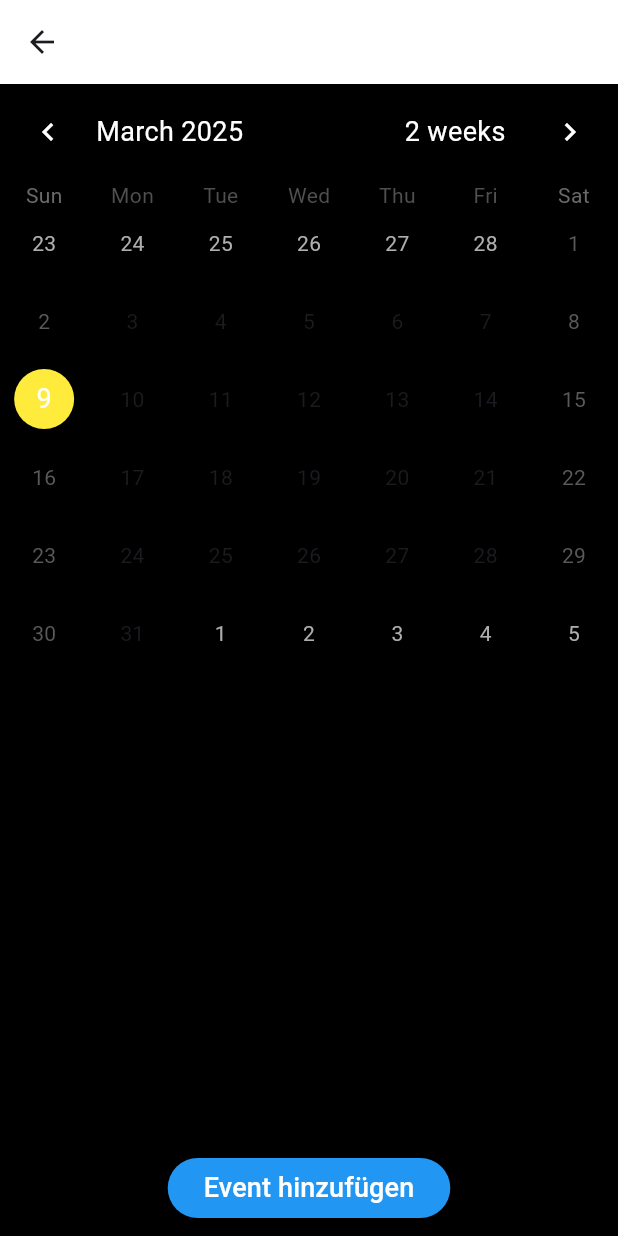
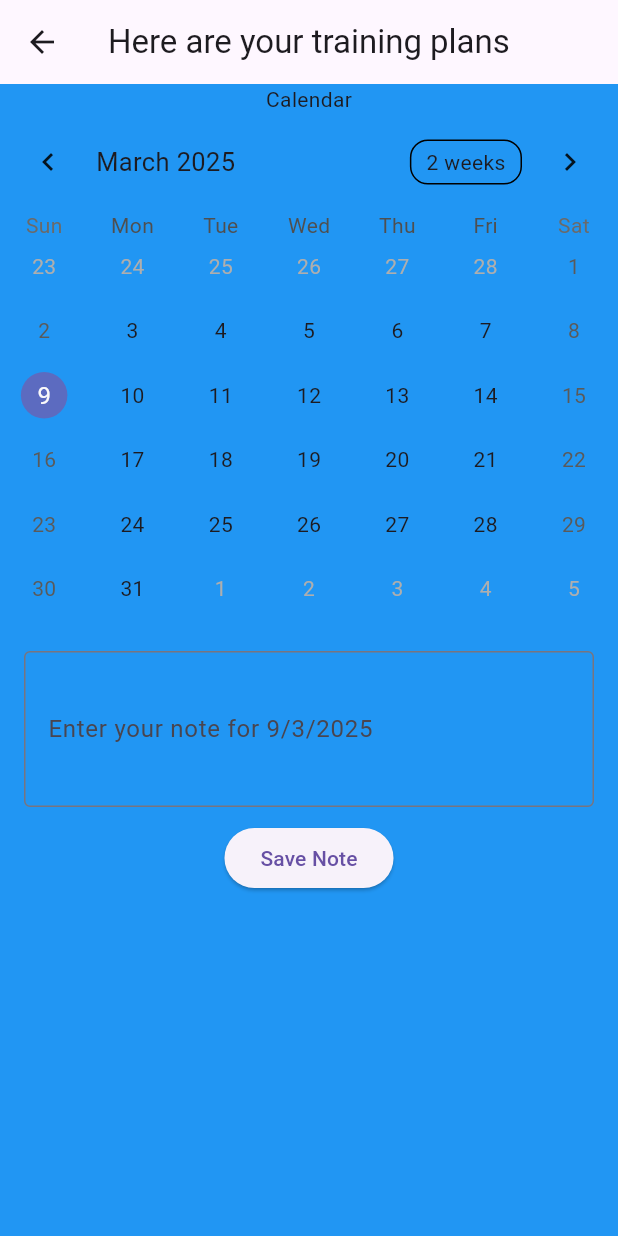
Before and after one commit to ManRi04/FitTrack, a Flutter app: the screen it shows after launch, after a tap on the "calendar month" icon, on a phone screen of 412 x 824 dp. Run offline on Flutter 3.47's test engine with Material 3 defaults, Android fonts, the light colour scheme and no system bars; drawn by our look-alikes of table_calendar.

Commit message:
calendar code is much smaller now with help of table calendar tutorial from the indian guy on YouTube

```diff
--- a/lib/calendar.dart
+++ b/lib/calendar.dart
@@ -7,139 +7,74 @@ class CalendarPage extends StatefulWidget {
 }
 
 class _CalendarPageState extends State<CalendarPage> {
-  // Aktuell ausgewählter Tag
-  DateTime _selectedDay = DateTime.now();
+  DateTime today = DateTime.now();
+  TextEditingController _controller = TextEditingController();
+  Map<DateTime, String> _eventNotes = {};
 
-  // Ein Map für Termine je Tag
-  Map<DateTime, List<String>> _events = {};
-
-  // ValueNotifier für die Termine des ausgewählten Tages
-  late ValueNotifier<List<String>> _selectedEvents;
-
-  @override
-  void initState() {
-    super.initState();
-    _selectedEvents = ValueNotifier(_getEventsForDay(_selectedDay));
+  void _onDaySelected(DateTime day, DateTime focusedDay) {
+    setState(() {
+      today = day;
+      _controller.text = _eventNotes[day] ?? ''; // Falls ein Text für den Tag existiert, laden.
+    });
   }
 
-  // Gibt die Events für den ausgewählten Tag zurück
-  List<String> _getEventsForDay(DateTime day) {
-    return _events[day] ?? [];
-  }
-
-  // Fügt ein Event für den ausgewählten Tag hinzu
-  void _addEvent(DateTime day) {
-    showDialog(
-      context: context,
-      builder: (BuildContext context) {
-        TextEditingController _eventController = TextEditingController();
-        return AlertDialog(
-          title: Text('Neues Event für ${day.toLocal()}', style: TextStyle(color: Colors.white, fontSize: 18.0)),
-          content: TextField(
-            controller: _eventController,
-            decoration: InputDecoration(hintText: 'Eventbeschreibung', hintStyle: TextStyle(color: Colors.white)),
-            style: TextStyle(color: Colors.white, fontSize: 18.0),
-          ),
-          actions: [
-            TextButton(
-              onPressed: () {
-                String event = _eventController.text;
-                if (event.isNotEmpty) {
-                  setState(() {
-                    if (_events[day] == null) {
-                      _events[day] = [];
-                    }
-                    _events[day]?.add(event);
-                    _selectedEvents.value = _getEventsForDay(day);
-                  });
-                  Navigator.pop(context);
-                }
-              },
-              child: Text('Hinzufügen', style: TextStyle(color: Colors.white, fontSize: 18.0)),
-            ),
-          ],
-        );
-      },
+  void _saveEvent() {
+    setState(() {
+      // Speichert den Text mit dem entsprechenden Datum
+      _eventNotes[today] = _controller.text;
+    });
+    // Zeigt eine Bestätigungsmeldung
+    ScaffoldMessenger.of(context).showSnackBar(
+      SnackBar(content: Text('Note saved for ${today.toLocal()}')),
     );
   }
 
   @override
   Widget build(BuildContext context) {
     return Scaffold(
-      backgroundColor: Colors.black,  // Hintergrundfarbe auf schwarz gesetzt
       appBar: AppBar(
-        title: Text('Kalender', style: TextStyle(color: Colors.white, fontSize: 18.0)),  // Weißer Text in der AppBar
-        backgroundColor: Colors.white,  // AppBar Hintergrundfarbe auf schwarz gesetzt
+        title: Text("Here are your training plans"),
       ),
-      body: Column(
-        children: [
-          // Kalenderansicht
-          TableCalendar(
-            firstDay: DateTime.utc(2020, 1, 1),
-            lastDay: DateTime.utc(2030, 12, 31),
-            focusedDay: _selectedDay,
-            selectedDayPredicate: (day) => isSameDay(_selectedDay, day),
-            onDaySelected: (selectedDay, focusedDay) {
-              setState(() {
-                _selectedDay = selectedDay;
-                _selectedEvents.value = _getEventsForDay(selectedDay);
-              });
-            },
-            onPageChanged: (focusedDay) {
-              // Fokus aktualisieren, wenn die Seite geändert wird
-              _selectedDay = focusedDay;
-            },
-            calendarStyle: CalendarStyle(
-              todayTextStyle: TextStyle(color: Colors.white, fontSize: 18.0),
-              selectedTextStyle: TextStyle(color: Colors.white, fontSize: 18.0),
-              todayDecoration: BoxDecoration(
-                color: Colors.white,
-                shape: BoxShape.circle,
+      body: content(),
+    );
+  }
+
+  Widget content() {
+    return Column(
+      children: [
+        Text("Calendar"),
+        Container(
+          child: TableCalendar(
+            locale: "en_US",
+            rowHeight: 43,
+            focusedDay: today,
+            availableGestures: AvailableGestures.all,
+            selectedDayPredicate: (day) => isSameDay(day, today),
+            firstDay: DateTime.utc(2010, 10, 16),
+            lastDay: DateTime.utc(2030, 3, 14),
+            onDaySelected: _onDaySelected,
+          ),
+        ),
+        SizedBox(height: 20), // Abstand zwischen Kalender und Textfeld
+        if (today != null) ...[
+          Padding(
+            padding: const EdgeInsets.symmetric(horizontal: 16.0),
+            child: TextField(
+              controller: _controller,
+              decoration: InputDecoration(
+                labelText: 'Enter your note for ${today.day}/${today.month}/${today.year}',
+                border: OutlineInputBorder(),
               ),
-              selectedDecoration: BoxDecoration(
-                color: Colors.yellow,
-                shape: BoxShape.circle,
-              ),
-            ),
-            headerStyle: HeaderStyle(
-              titleTextStyle: TextStyle(color: Colors.white, fontSize: 18.0),
-              formatButtonTextStyle: TextStyle(color: Colors.white, fontSize: 18.0),
-              leftChevronIcon: Icon(Icons.chevron_left, color: Colors.white),
-              rightChevronIcon: Icon(Icons.chevron_right, color: Colors.white),
+              maxLines: 3, // Textfeld auf 3 Zeilen beschränken
             ),
           ),
-          SizedBox(height: 8.0),
-
-          // Zeigt die Events des ausgewählten Tages an
-          Expanded(
-            child: ValueListenableBuilder<List<String>>(
-              valueListenable: _selectedEvents,
-              builder: (context, events, _) {
-                return ListView.builder(
-                  itemCount: events.length,
-                  itemBuilder: (context, index) {
-                    return ListTile(
-                      title: Text(events[index], style: TextStyle(color: Colors.white, fontSize: 18.0)),  // Weißer Text für Events
-                    );
-                  },
-                );
-              },
-            ),
-          ),
-
-          // Button zum Hinzufügen von Terminen
-          Padding(
-            padding: const EdgeInsets.all(8.0),
-            child: ElevatedButton(
-              onPressed: () => _addEvent(_selectedDay),
-              child: Text('Event hinzufügen', style: TextStyle(color: Colors.white, fontSize: 18.0)),
-              style: ElevatedButton.styleFrom(
-                backgroundColor: Colors.blue,  // Hintergrundfarbe des Buttons
-              ),
-            ),
+          SizedBox(height: 10),
+          ElevatedButton(
+            onPressed: _saveEvent,
+            child: Text("Save Note"),
           ),
         ],
-      ),
+      ],
     );
   }
 }
--- a/lib/main.dart
+++ b/lib/main.dart
@@ -19,7 +19,7 @@
       title: 'Flutter Demo',
       theme: ThemeData(
         primarySwatch: Colors.blue,
-        scaffoldBackgroundColor: const Color(0xFF0F0B1B),
+        scaffoldBackgroundColor: Colors.blue,
       ),
       home: const MyHomePage(title: 'Flutter Demo Home Page'),
     );
--- a/pubspec.yaml
+++ b/pubspec.yaml
@@ -35,6 +35,7 @@ dependencies:
   # Use with the CupertinoIcons class for iOS style icons.
   cupertino_icons: ^1.0.8
   table_calendar: ^3.0.0
+
 
 dev_dependencies:
   flutter_test:
```
